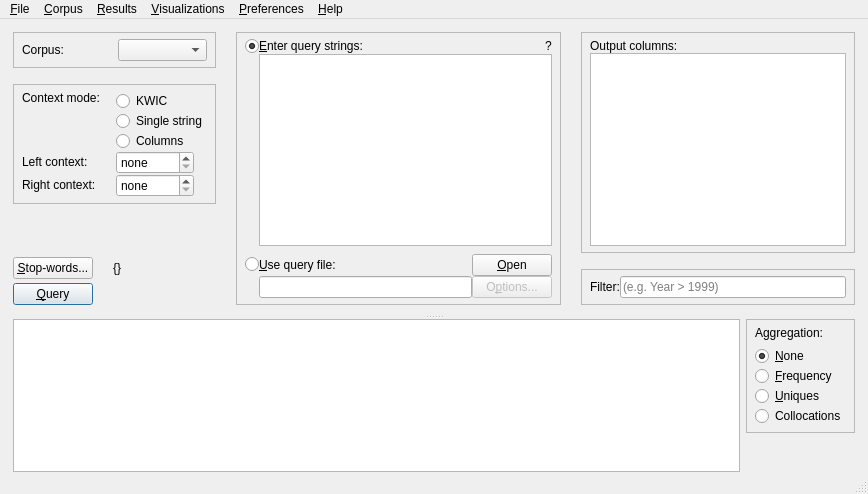
Before: the Qt Designer form coquery/gui/coquery.ui in gkunter/coquery, drawn with Qt 5.
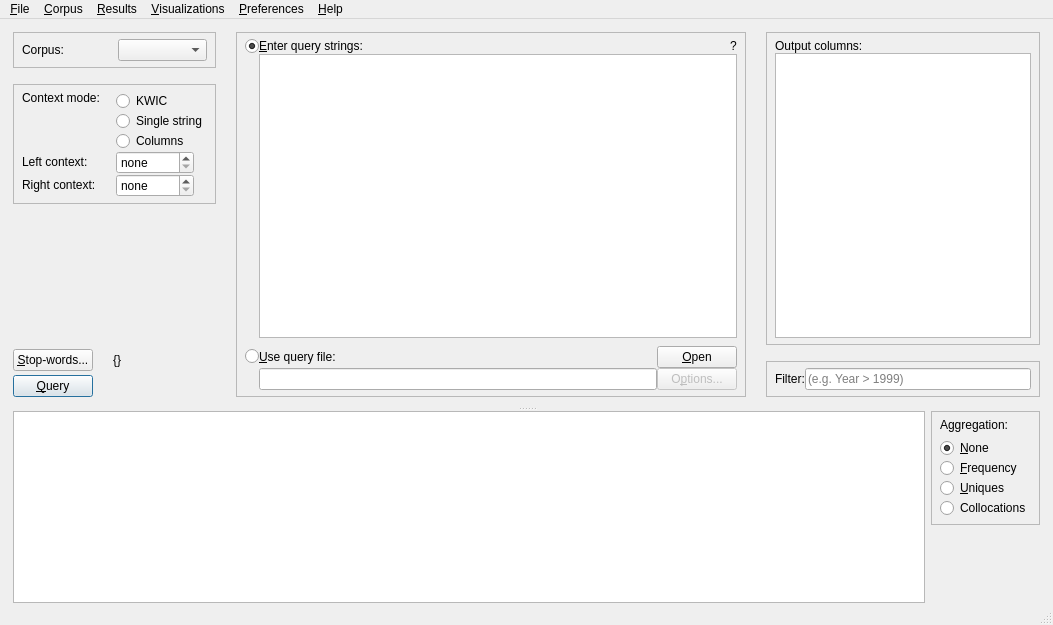
After: the same form once the commit is applied. Icons and pictures are not drawn.

Diff of the .ui file:
```diff
--- a/coquery/gui/coquery.ui
+++ b/coquery/gui/coquery.ui
@@ -6,8 +6,8 @@
    <rect>
     <x>0</x>
     <y>0</y>
-    <width>868</width>
-    <height>494</height>
+    <width>1053</width>
+    <height>625</height>
    </rect>
   </property>
   <property name="windowTitle">
@@ -1034,8 +1034,8 @@
     <rect>
      <x>0</x>
      <y>0</y>
-     <width>868</width>
-     <height>23</height>
+     <width>1053</width>
+     <height>34</height>
     </rect>
    </property>
    <widget class="QMenu" name="menuFile">
```
Left out of the diff: 22 changed lines with no effect on the pictures.
